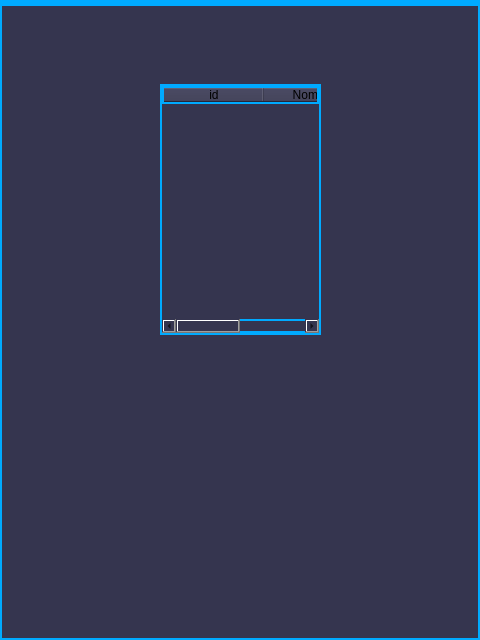
Old version of the form views/categoria.ui in the repository joanmera/Gameverse_Interface.
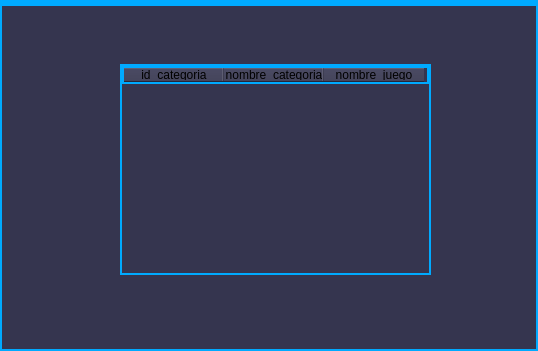
New version of the form.

Commit message: pestaña categoria agregada

```diff
--- a/views/categoria.ui
+++ b/views/categoria.ui
@@ -6,8 +6,8 @@
    <rect>
     <x>0</x>
     <y>0</y>
-    <width>480</width>
-    <height>640</height>
+    <width>538</width>
+    <height>351</height>
    </rect>
   </property>
   <property name="windowTitle">
@@ -21,20 +21,25 @@
    <widget class="QTableWidget" name="tableWidget">
     <property name="geometry">
      <rect>
-      <x>160</x>
-      <y>80</y>
-      <width>161</width>
-      <height>251</height>
+      <x>120</x>
+      <y>60</y>
+      <width>311</width>
+      <height>211</height>
      </rect>
     </property>
     <column>
      <property name="text">
-      <string>id</string>
+      <string>id_categoria</string>
      </property>
     </column>
     <column>
      <property name="text">
-      <string>Nombre</string>
+      <string>nombre_categoria</string>
+     </property>
+    </column>
+    <column>
+     <property name="text">
+      <string>nombre_juego</string>
      </property>
     </column>
    </widget>
@@ -44,8 +49,8 @@
     <rect>
      <x>0</x>
      <y>0</y>
-     <width>480</width>
-     <height>22</height>
+     <width>538</width>
+     <height>25</height>
     </rect>
    </property>
   </widget>
```
The commit also changes 5 other files.
